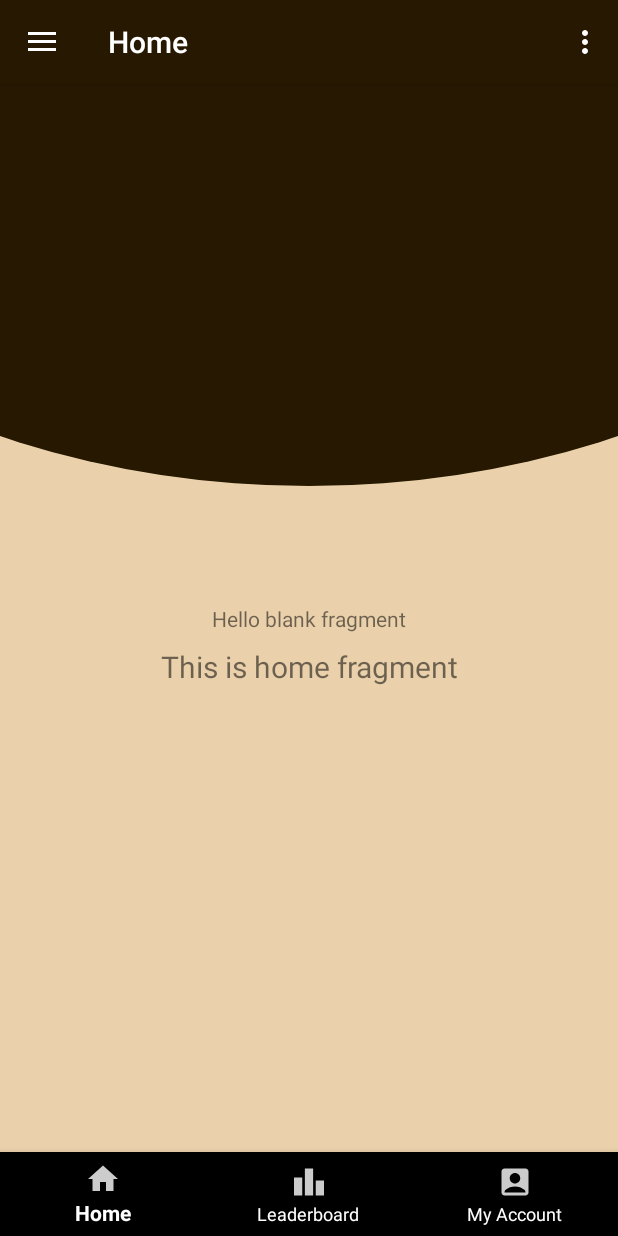
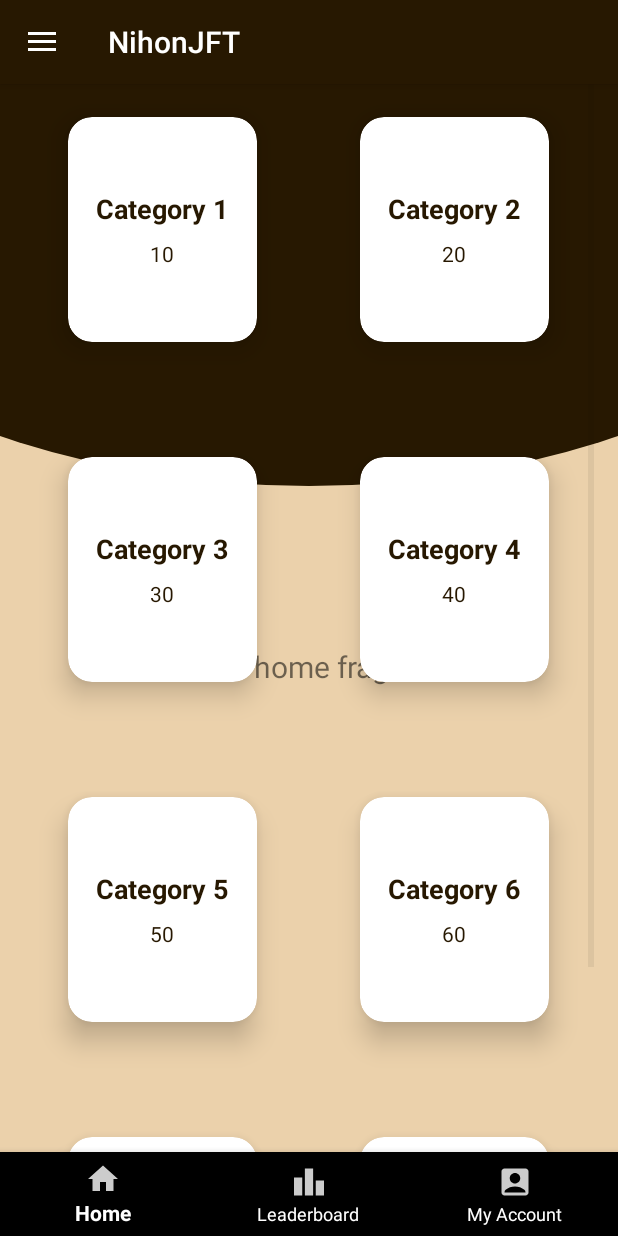
Before and after one commit to suman-shah/nihonjft, an Android app: the MainActivity screen opened directly, with no data from a screen before it, on a phone screen of 412 x 824 dp. Run offline under Robolectric (Android 15) with nearby library versions, the phone set to English and light mode, and no system bars; Roboto replaces fonts that are not available here.

Commit message:
day 3 time before part 3

```diff
--- a/app/src/main/java/com/japan/nihonjft/MainActivity.java
+++ b/app/src/main/java/com/japan/nihonjft/MainActivity.java
@@ -2,30 +2,29 @@ package com.japan.nihonjft;
 
 import android.os.Bundle;
 import android.view.MenuItem;
-import android.view.Menu;
-import android.widget.FrameLayout;
+import android.widget.Toast;
+
+import androidx.annotation.NonNull;
+import androidx.appcompat.app.ActionBarDrawerToggle;
+import androidx.appcompat.app.AppCompatActivity;
+import androidx.drawerlayout.widget.DrawerLayout;
+import androidx.fragment.app.Fragment;
+import androidx.fragment.app.FragmentTransaction;
 
 import com.google.android.material.bottomnavigation.BottomNavigationView;
 import com.google.android.material.navigation.NavigationView;
-
-import androidx.annotation.NonNull;
-import androidx.fragment.app.Fragment;
-import androidx.fragment.app.FragmentTransaction;
-import androidx.navigation.NavController;
-import androidx.navigation.Navigation;
-import androidx.navigation.ui.AppBarConfiguration;
-import androidx.navigation.ui.NavigationUI;
-import androidx.drawerlayout.widget.DrawerLayout;
-import androidx.appcompat.app.AppCompatActivity;
-
 import com.japan.nihonjft.databinding.ActivityMainBinding;
+import com.japan.nihonjft.ui.account.AccountFragment;
+import com.japan.nihonjft.ui.category.CategoryFragment;
+import com.japan.nihonjft.ui.leaderboard.LeaderboardFragment;
 
 public class MainActivity extends AppCompatActivity {
 
-    private AppBarConfiguration mAppBarConfiguration;
     private ActivityMainBinding binding;
     private BottomNavigationView bottomNavigationView;
-    private FrameLayout main_frame;
+    private DrawerLayout drawerLayout;
+    private NavigationView navigationView;
+    private ActionBarDrawerToggle toggle;
 
     @Override
     protected void onCreate(Bundle savedInstanceState) {
@@ -35,65 +34,92 @@ public class MainActivity extends AppCompatActivity {
         binding = ActivityMainBinding.inflate(getLayoutInflater());
         setContentView(binding.getRoot());
 
-        // Initialize BottomNavigationView and FrameLayout after setContentView()
-        bottomNavigationView = findViewById(R.id.bottomNavigationView);
-        main_frame = findViewById(R.id.main_frame);
+        // Initialize BottomNavigationView
+        bottomNavigationView = findViewById(R.id.bottom_navigation);
 
-        // Set default fragment (home)
+        // Initialize DrawerLayout and NavigationView
+        drawerLayout = findViewById(R.id.drawer_layout);
+        navigationView = findViewById(R.id.nav_view);
+
+        // Set up the toolbar and toggle for the drawer
+        setSupportActionBar(binding.appBarMain.toolbar);
+        toggle = new ActionBarDrawerToggle(this, drawerLayout, binding.appBarMain.toolbar,
+                R.string.navigation_drawer_open, R.string.navigation_drawer_close);
+        drawerLayout.addDrawerListener(toggle);
+        toggle.syncState();
+
+        // Load default fragment (Home)
         setFragment(new CategoryFragment());
+        Toast.makeText(MainActivity.this, "Home Fragment Loaded", Toast.LENGTH_SHORT).show();
 
-        // Set up the listener for BottomNavigationView
+        // BottomNavigationView handling with if-else
         bottomNavigationView.setOnNavigationItemSelectedListener(new BottomNavigationView.OnNavigationItemSelectedListener() {
             @Override
             public boolean onNavigationItemSelected(@NonNull MenuItem item) {
-                // Replace switch-case with if-else structure
-                if (item.getItemId() == R.id.nav_homes) {
-                    setFragment(new CategoryFragment());
+                Fragment selectedFragment = null;
+
+                if (item.getItemId() == R.id.nav_home) {
+                    selectedFragment = new CategoryFragment();
+                    Toast.makeText(MainActivity.this, "Home Fragment Selected", Toast.LENGTH_SHORT).show();
+                } else if (item.getItemId() == R.id.nav_leaderboard) {
+                    selectedFragment = new LeaderboardFragment();
+                    Toast.makeText(MainActivity.this, "Leaderboard Fragment Selected", Toast.LENGTH_SHORT).show();
+                } else if (item.getItemId() == R.id.nav_account) {
+                    selectedFragment = new AccountFragment();
+                    Toast.makeText(MainActivity.this, "Account Fragment Selected", Toast.LENGTH_SHORT).show();
+                }
+
+                // If a valid fragment is selected, replace it
+                if (selectedFragment != null) {
+                    setFragment(selectedFragment);
                     return true;
-                } else if (item.getItemId() == R.id.nav_leaderboard) {
-                    setFragment(new LeaderboardFragment());
-                    return true;
-                } else if (item.getItemId() == R.id.nav_account) {
-                    setFragment(new AccountFragment());
-                    return true;
-                } else {
-                    return false;
                 }
+
+                return false;
             }
         });
 
-        setSupportActionBar(binding.appBarMain.toolbar);
+        // NavigationView handling with if-else
+        navigationView.setNavigationItemSelectedListener(new NavigationView.OnNavigationItemSelectedListener() {
+            @Override
+            public boolean onNavigationItemSelected(@NonNull MenuItem item) {
+                Fragment selectedFragment = null;
 
-        DrawerLayout drawer = binding.drawerLayout;
-        NavigationView navigationView = binding.navView;
+                if (item.getItemId() == R.id.nav_home) {
+                    selectedFragment = new CategoryFragment();
+                    Toast.makeText(MainActivity.this, "Home from Drawer Selected", Toast.LENGTH_SHORT).show();
+                } else if (item.getItemId() == R.id.nav_leaderboard) {
+                    selectedFragment = new LeaderboardFragment();
+                    Toast.makeText(MainActivity.this, "Leaderboard from Drawer Selected", Toast.LENGTH_SHORT).show();
+                } else if (item.getItemId() == R.id.nav_account) {
+                    selectedFragment = new AccountFragment();
+                    Toast.makeText(MainActivity.this, "Account from Drawer Selected", Toast.LENGTH_SHORT).show();
+                }
 
-        // Passing each menu ID as a set of Ids because each menu should be considered as top level destinations.
-        mAppBarConfiguration = new AppBarConfiguration.Builder(
-                R.id.nav_home, R.id.nav_gallery, R.id.nav_slideshow)
-                .setOpenableLayout(drawer)
-                .build();
-        NavController navController = Navigation.findNavController(this, R.id.nav_host_fragment_content_main);
-        NavigationUI.setupActionBarWithNavController(this, navController, mAppBarConfiguration);
-        NavigationUI.setupWithNavController(navigationView, navController);
+                // Replace the fragment and close the drawer
+                if (selectedFragment != null) {
+                    setFragment(selectedFragment);
+                    drawerLayout.closeDrawers();  // Close the drawer after selection
+                }
+
+                return true;
+            }
+        });
     }
 
-    @Override
-    public boolean onCreateOptionsMenu(Menu menu) {
-        // Inflate the menu; this adds items to the action bar if it is present.
-        getMenuInflater().inflate(R.menu.main, menu);
-        return true;
-    }
-
-    @Override
-    public boolean onSupportNavigateUp() {
-        NavController navController = Navigation.findNavController(this, R.id.nav_host_fragment_content_main);
-        return NavigationUI.navigateUp(navController, mAppBarConfiguration)
-                || super.onSupportNavigateUp();
-    }
-
+    // Fragment replacement method
     private void setFragment(Fragment fragment) {
         FragmentTransaction transaction = getSupportFragmentManager().beginTransaction();
         transaction.replace(R.id.main_frame, fragment);
         transaction.commit();
     }
+
+    @Override
+    public void onBackPressed() {
+        if (drawerLayout.isDrawerOpen(navigationView)) {
+            drawerLayout.closeDrawer(navigationView);
+        } else {
+            super.onBackPressed();
+        }
+    }
 }
--- a/app/src/main/java/com/japan/nihonjft/AccountFragment.java
+++ b/app/src/main/java/com/japan/nihonjft/ui/account/AccountFragment.java
@@ -1,4 +1,4 @@
-package com.japan.nihonjft;
+package com.japan.nihonjft.ui.account;
 
 import android.os.Bundle;
 
@@ -7,6 +7,8 @@ import androidx.fragment.app.Fragment;
 import android.view.LayoutInflater;
 import android.view.View;
 import android.view.ViewGroup;
+
+import com.japan.nihonjft.R;
 
 /**
  * A simple {@link Fragment} subclass.
--- /dev/null
+++ b/app/src/main/java/com/japan/nihonjft/ui/category/CategoryAdapter.java
@@ -0,0 +1,53 @@
+package com.japan.nihonjft.ui.category;
+
+import android.view.LayoutInflater;
+import android.view.View;
+import android.view.ViewGroup;
+import android.widget.BaseAdapter;
+import android.widget.TextView;
+
+import com.japan.nihonjft.R;
+
+import java.util.List;
+
+public class CategoryAdapter extends BaseAdapter {
+    private List<CategoryModel> catList;
+
+    public CategoryAdapter(List<CategoryModel> catList) {
+        this.catList = catList;
+    }
+
+    @Override
+    public int getCount() {
+        return catList.size();
+    }
+
+    @Override
+    public Object getItem(int position) {
+        return null;
+    }
+
+    @Override
+    public long getItemId(int position) {
+        return 0;
+    }
+
+    @Override
+    public View getView(int position, View convertView, ViewGroup parent) {
+        View myView;
+
+        if (convertView == null) {
+            LayoutInflater inflater = LayoutInflater.from(parent.getContext());
+            myView = inflater.inflate(R.layout.cat_item_layout, parent, false);
+        } else {
+            myView = convertView;
+        }
+        TextView catName = myView.findViewById(R.id.cat_name);
+        TextView catNoOfTests = myView.findViewById(R.id.cat_no_of_tests);
+        catName.setText(catList.get(position).getName());
+        catNoOfTests.setText(String.valueOf(catList.get(position).getNoOfTests()));
+
+
+        return myView;
+    }
+}
--- a/app/src/main/java/com/japan/nihonjft/CategoryFragment.java
+++ b/app/src/main/java/com/japan/nihonjft/ui/category/CategoryFragment.java
@@ -1,4 +1,4 @@
-package com.japan.nihonjft;
+package com.japan.nihonjft.ui.category;
 
 import android.os.Bundle;
 
@@ -7,6 +7,12 @@ import androidx.fragment.app.Fragment;
 import android.view.LayoutInflater;
 import android.view.View;
 import android.view.ViewGroup;
+import android.widget.GridView;
+
+import com.japan.nihonjft.R;
+
+import java.util.ArrayList;
+import java.util.List;
 
 /**
  * A simple {@link Fragment} subclass.
@@ -27,6 +33,9 @@ public class CategoryFragment extends Fragment {
     public CategoryFragment() {
         // Required empty public constructor
     }
+
+    private GridView catView;
+    private List<CategoryModel> catList = new ArrayList<>();
 
     /**
      * Use this factory method to create a new instance of
@@ -59,6 +68,29 @@ public class CategoryFragment extends Fragment {
     public View onCreateView(LayoutInflater inflater, ViewGroup container,
                              Bundle savedInstanceState) {
         // Inflate the layout for this fragment
-        return inflater.inflate(R.layout.fragment_category, container, false);
+        View view = inflater.inflate(R.layout.fragment_category, container, false);
+
+        catView = view.findViewById(R.id.cat_grid);
+        loadCategories();
+        CategoryAdapter adapter = new CategoryAdapter(catList);
+        catView.setAdapter(adapter);
+
+
+
+
+        return view;
     }
+    private void loadCategories() {
+        catList.clear();
+        catList.add(new CategoryModel("1", "Category 1", 10));
+        catList.add(new CategoryModel("2", "Category 2", 20));
+        catList.add(new CategoryModel("3", "Category 3", 30));
+        catList.add(new CategoryModel("4", "Category 4", 40));
+        catList.add(new CategoryModel("5", "Category 5", 50));
+        catList.add(new CategoryModel("6", "Category 6", 60));
+        catList.add(new CategoryModel("7", "Category 7", 70));
+        catList.add(new CategoryModel("8", "Category 8", 80));
+
+    }
+
 }
--- /dev/null
+++ b/app/src/main/java/com/japan/nihonjft/ui/category/CategoryModel.java
@@ -0,0 +1,38 @@
+package com.japan.nihonjft.ui.category;
+
+public class CategoryModel {
+    private String docID;
+    private String name;
+    private int noOfTests;
+
+
+    public CategoryModel(String docID, String name, int noOfTests) {
+        this.docID = docID;
+        this.name = name;
+        this.noOfTests = noOfTests;
+    }
+
+    public String getDocID() {
+        return docID;
+    }
+
+    public void setDocID(String docID) {
+        this.docID = docID;
+    }
+
+    public String getName() {
+        return name;
+    }
+
+    public void setName(String name) {
+        this.name = name;
+    }
+
+    public int getNoOfTests() {
+        return noOfTests;
+    }
+
+    public void setNoOfTests(int noOfTests) {
+        this.noOfTests = noOfTests;
+    }
+}
--- a/app/src/main/java/com/japan/nihonjft/LeaderboardFragment.java
+++ b/app/src/main/java/com/japan/nihonjft/ui/leaderboard/LeaderboardFragment.java
@@ -1,4 +1,4 @@
-package com.japan.nihonjft;
+package com.japan.nihonjft.ui.leaderboard;
 
 import android.os.Bundle;
 
@@ -7,6 +7,8 @@ import androidx.fragment.app.Fragment;
 import android.view.LayoutInflater;
 import android.view.View;
 import android.view.ViewGroup;
+
+import com.japan.nihonjft.R;
 
 /**
  * A simple {@link Fragment} subclass.
--- /dev/null
+++ b/app/src/main/res/layout/cat_item_layout.xml
@@ -0,0 +1,48 @@
+<?xml version="1.0" encoding="utf-8"?>
+<RelativeLayout xmlns:android="http://schemas.android.com/apk/res/android"
+    android:layout_width="match_parent"
+    android:layout_height="wrap_content"
+    xmlns:app="http://schemas.android.com/apk/res-auto">
+
+    <androidx.cardview.widget.CardView
+        android:layout_width="match_parent"
+        android:layout_height="wrap_content"
+        android:layout_margin="16dp"
+        app:cardUseCompatPadding="true"
+        app:cardBackgroundColor="#FFFFFF"
+        app:cardCornerRadius="16dp"
+        app:cardElevation="8dp"
+        android:translationZ="3dp"
+        >
+        <LinearLayout
+            android:layout_width="match_parent"
+            android:layout_height="150dp"
+            android:orientation="vertical"
+            android:gravity="center"
+            >
+            <TextView
+                android:id="@+id/cat_name"
+                android:layout_width="match_parent"
+                android:layout_height="wrap_content"
+                android:text="Cat Name"
+                android:textSize="18sp"
+                android:textStyle="bold"
+                android:textColor="@color/colorPrimary"
+                android:textAlignment="center"
+                />
+            <TextView
+                android:id="@+id/cat_no_of_tests"
+                android:layout_width="match_parent"
+                android:layout_height="wrap_content"
+                android:text="No of Tests"
+                android:layout_marginTop="8dp"
+                android:textSize="14sp"
+                android:textColor="@color/colorPrimary"
+                android:textAlignment="center"
+                />
+
+        </LinearLayout>
+
+    </androidx.cardview.widget.CardView>
+
+</RelativeLayout>
--- a/app/src/main/res/layout/fragment_account.xml
+++ b/app/src/main/res/layout/fragment_account.xml
@@ -3,7 +3,7 @@
     xmlns:tools="http://schemas.android.com/tools"
     android:layout_width="match_parent"
     android:layout_height="match_parent"
-    tools:context=".AccountFragment">
+    tools:context=".ui.account.AccountFragment">
 
     <!-- TODO: Update blank fragment layout -->
     <TextView
--- a/app/src/main/res/layout/fragment_category.xml
+++ b/app/src/main/res/layout/fragment_category.xml
@@ -1,14 +1,22 @@
 <?xml version="1.0" encoding="utf-8"?>
-<FrameLayout xmlns:android="http://schemas.android.com/apk/res/android"
+<androidx.constraintlayout.widget.ConstraintLayout xmlns:android="http://schemas.android.com/apk/res/android"
+    xmlns:app="http://schemas.android.com/apk/res-auto"
     xmlns:tools="http://schemas.android.com/tools"
     android:layout_width="match_parent"
     android:layout_height="match_parent"
-    tools:context=".CategoryFragment">
+    tools:context=".ui.category.CategoryFragment">
 
-    <!-- TODO: Update blank fragment layout -->
-    <TextView
+    <GridView
+        android:id="@+id/cat_grid"
         android:layout_width="match_parent"
         android:layout_height="match_parent"
-        android:text="@string/hello_blank_fragment" />
+        android:numColumns="2"
+        android:verticalSpacing="10dp"
+        android:horizontalSpacing="10dp"
+        android:stretchMode="columnWidth"
+        android:gravity="center"
+        android:layout_margin="16dp"/>
 
-</FrameLayout>
+
+
+</androidx.constraintlayout.widget.ConstraintLayout>
--- a/app/src/main/res/layout/fragment_leaderboard.xml
+++ b/app/src/main/res/layout/fragment_leaderboard.xml
@@ -3,7 +3,7 @@
     xmlns:tools="http://schemas.android.com/tools"
     android:layout_width="match_parent"
     android:layout_height="match_parent"
-    tools:context=".LeaderboardFragment">
+    tools:context=".ui.leaderboard.LeaderboardFragment">
 
     <!-- TODO: Update blank fragment layout -->
     <TextView
--- a/app/src/main/res/menu/activity_main_drawer.xml
+++ b/app/src/main/res/menu/activity_main_drawer.xml
@@ -4,17 +4,18 @@
     tools:showIn="navigation_view">
 
     <group android:checkableBehavior="single">
+
         <item
             android:id="@+id/nav_home"
-            android:icon="@drawable/ic_menu_camera"
-            android:title="@string/menu_home" />
+            android:icon="@drawable/ic_home"
+            android:title="Home" />
         <item
-            android:id="@+id/nav_gallery"
-            android:icon="@drawable/ic_menu_gallery"
-            android:title="@string/menu_gallery" />
+            android:id="@+id/nav_leaderboard"
+            android:icon="@drawable/ic_leaderboard"
+            android:title="Leaderboard" />
         <item
-            android:id="@+id/nav_slideshow"
-            android:icon="@drawable/ic_menu_slideshow"
-            android:title="@string/menu_slideshow" />
+            android:id="@+id/nav_account"
+            android:icon="@drawable/ic_account"
+            android:title="My Account" />
     </group>
 </menu>
--- a/app/src/main/res/menu/bottom_menu.xml
+++ b/app/src/main/res/menu/bottom_menu.xml
@@ -1,6 +1,6 @@
 <?xml version="1.0" encoding="utf-8"?>
 <menu xmlns:android="http://schemas.android.com/apk/res/android">
-    <item android:id="@+id/nav_homes"
+    <item android:id="@+id/nav_home"
         android:title="Home"
         android:icon="@drawable/ic_home" />
 
```
